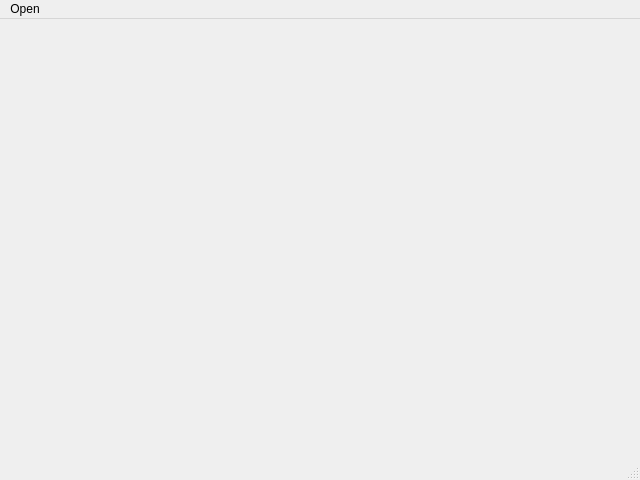
chinsaiki/s4, file source/qt_SnapViewer/s4SnapViewer.ui: the form before one commit.
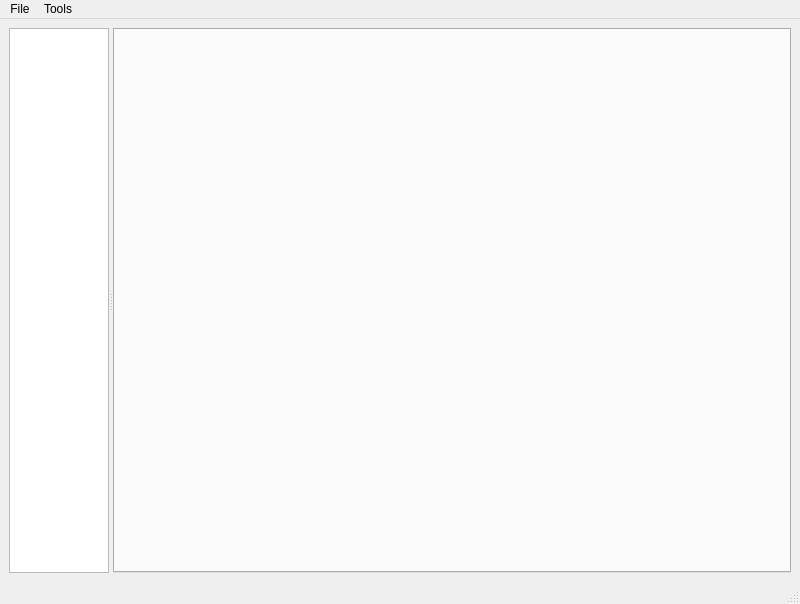
The form after the commit.

Commit message: Developing: snap viewer (db).

Diff of the .ui file:
```diff
--- a/source/qt_SnapViewer/s4SnapViewer.ui
+++ b/source/qt_SnapViewer/s4SnapViewer.ui
@@ -6,31 +6,128 @@
    <rect>
     <x>0</x>
     <y>0</y>
-    <width>640</width>
-    <height>480</height>
+    <width>800</width>
+    <height>600</height>
    </rect>
   </property>
+  <property name="minimumSize">
+   <size>
+    <width>0</width>
+    <height>604</height>
+   </size>
+  </property>
+  <property name="baseSize">
+   <size>
+    <width>0</width>
+    <height>20</height>
+   </size>
+  </property>
   <property name="windowTitle">
    <string>MainWindow</string>
   </property>
-  <widget class="QWidget" name="centralwidget"/>
+  <widget class="QWidget" name="centralwidget">
+   <layout class="QVBoxLayout" name="verticalLayout_2">
+    <item>
+     <widget class="QSplitter" name="splitter_3">
+      <property name="orientation">
+       <enum>Qt::Vertical</enum>
+      </property>
+      <widget class="QSplitter" name="splitter_2">
+       <property name="sizePolicy">
+        <sizepolicy hsizetype="Expanding" vsizetype="Preferred">
+         <horstretch>0</horstretch>
+         <verstretch>0</verstretch>
+        </sizepolicy>
+       </property>
+       <property name="layoutDirection">
+        <enum>Qt::LeftToRight</enum>
+       </property>
+       <property name="orientation">
+        <enum>Qt::Horizontal</enum>
+       </property>
+       <widget class="QTreeView" name="dbTree">
+        <property name="sizePolicy">
+         <sizepolicy hsizetype="MinimumExpanding" vsizetype="Expanding">
+          <horstretch>0</horstretch>
+          <verstretch>0</verstretch>
+         </sizepolicy>
+        </property>
+        <property name="minimumSize">
+         <size>
+          <width>60</width>
+          <height>0</height>
+         </size>
+        </property>
+        <property name="baseSize">
+         <size>
+          <width>0</width>
+          <height>0</height>
+         </size>
+        </property>
+        <property name="sizeAdjustPolicy">
+         <enum>QAbstractScrollArea::AdjustToContents</enum>
+        </property>
+        <property name="editTriggers">
+         <set>QAbstractItemView::NoEditTriggers</set>
+        </property>
+       </widget>
+       <widget class="QTabWidget" name="tabWidget">
+        <property name="sizePolicy">
+         <sizepolicy hsizetype="MinimumExpanding" vsizetype="Expanding">
+          <horstretch>1</horstretch>
+          <verstretch>0</verstretch>
+         </sizepolicy>
+        </property>
+        <property name="minimumSize">
+         <size>
+          <width>0</width>
+          <height>0</height>
+         </size>
+        </property>
+        <property name="currentIndex">
+         <number>-1</number>
+        </property>
+        <property name="tabsClosable">
+         <bool>true</bool>
+        </property>
+       </widget>
+      </widget>
+     </widget>
+    </item>
+   </layout>
+  </widget>
   <widget class="QMenuBar" name="menubar">
    <property name="geometry">
     <rect>
      <x>0</x>
      <y>0</y>
-     <width>640</width>
+     <width>800</width>
      <height>23</height>
     </rect>
    </property>
-   <widget class="QMenu" name="menuOpen">
+   <widget class="QMenu" name="menuFile">
     <property name="title">
-     <string>Open</string>
+     <string>File</string>
     </property>
     <addaction name="actionOpen_DB"/>
     <addaction name="actionOpen_Live"/>
    </widget>
-   <addaction name="menuOpen"/>
+   <widget class="QMenu" name="menuExport">
+    <property name="title">
+     <string>Tools</string>
+    </property>
+    <widget class="QMenu" name="menuExport_2">
+     <property name="title">
+      <string>Export...</string>
+     </property>
+     <addaction name="actionDatabase"/>
+     <addaction name="separator"/>
+     <addaction name="actionCurrent_table_as_CSV"/>
+    </widget>
+    <addaction name="menuExport_2"/>
+   </widget>
+   <addaction name="menuFile"/>
+   <addaction name="menuExport"/>
   </widget>
   <widget class="QStatusBar" name="statusbar"/>
   <action name="actionOpen_DB">
```
Left out of the diff: 30 changed lines with no effect on the pictures. The commit also changes 4 other files.
